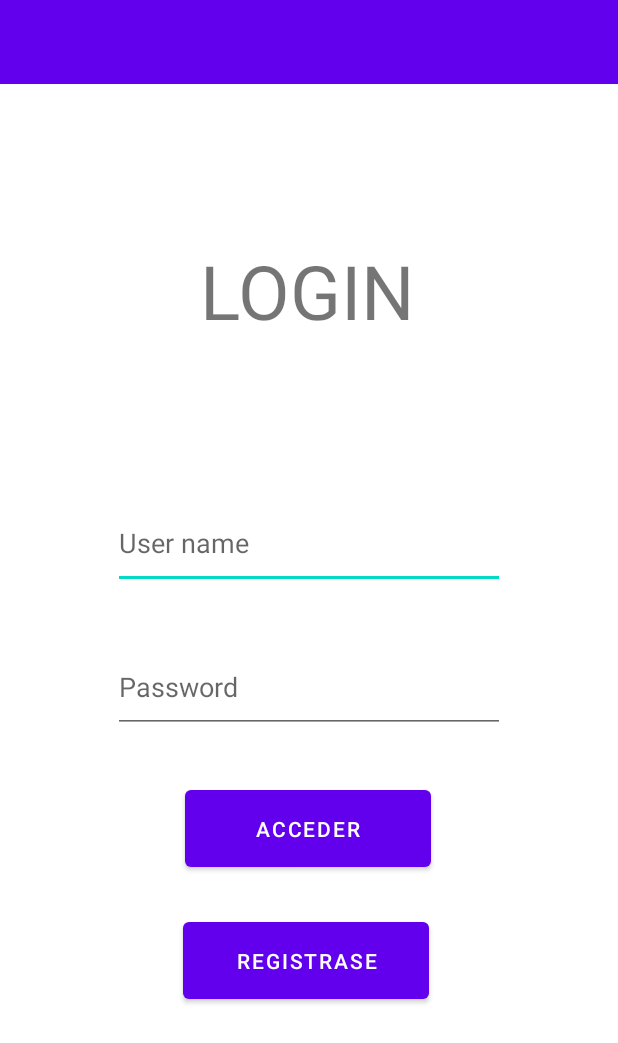
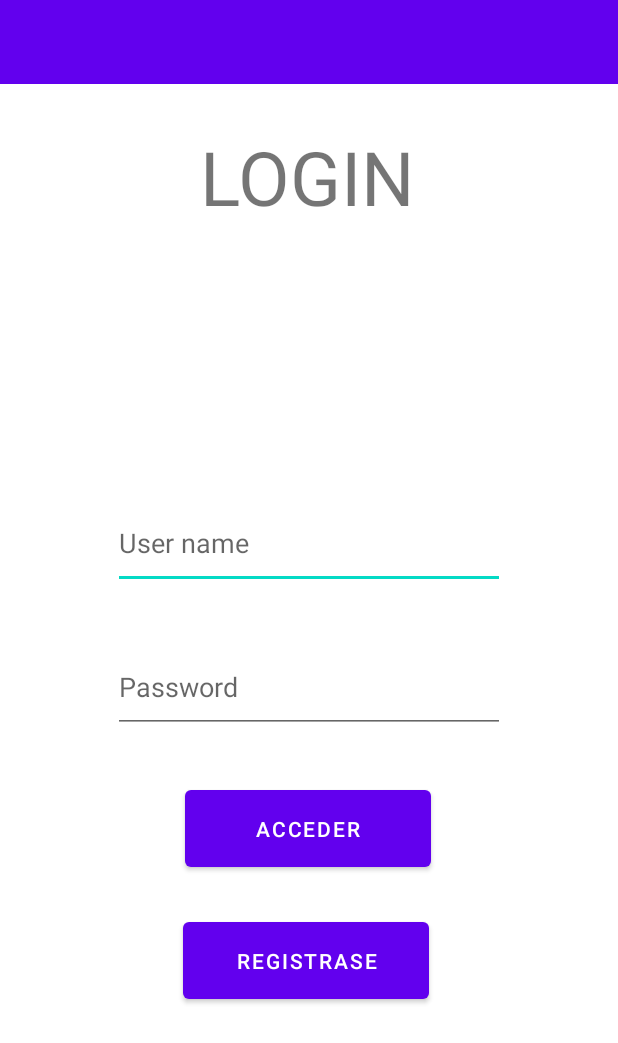
Before and after one commit to Bautistadev/MiPrimerApp, an Android app: the screen it shows after launch (MainActivity), on a phone screen of 412 x 824 dp. Shown: the top 1043 px of the screen. Run offline under Robolectric (Android 15) with nearby library versions, the phone set to English and light mode, and no system bars.

Commit message:
actualizacion version estable

```diff
--- a/app/src/main/res/layout/activity_main.xml
+++ b/app/src/main/res/layout/activity_main.xml
@@ -56,7 +56,7 @@
         app:layout_constraintHorizontal_bias="0.498"
         app:layout_constraintStart_toStartOf="parent"
         app:layout_constraintTop_toTopOf="parent"
-        app:layout_constraintVertical_bias="0.458" />
+        app:layout_constraintVertical_bias="0.0" />
 
     <Button
         android:id="@+id/btnRegistrar"
```
